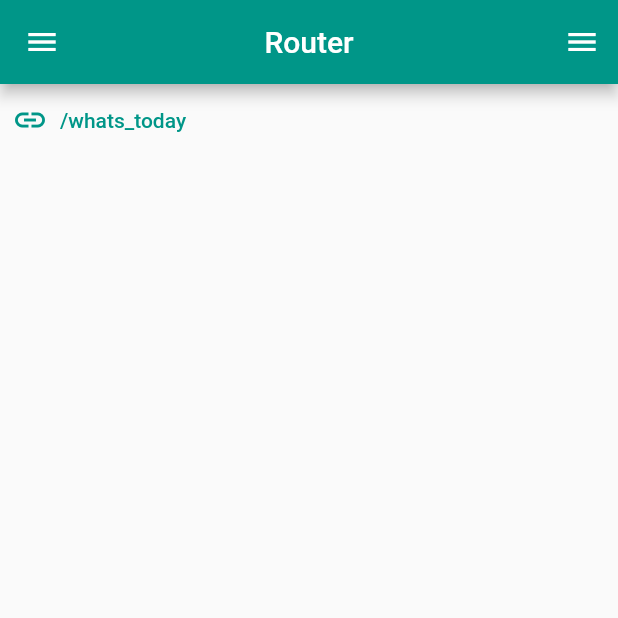
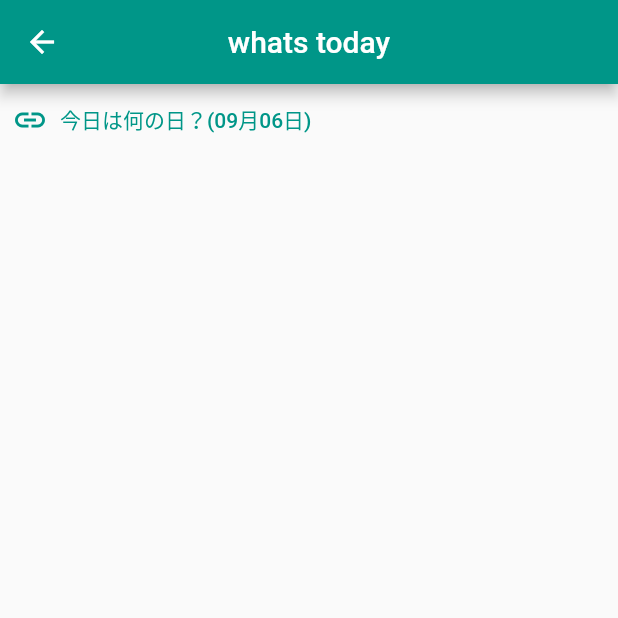
Before and after one commit to RuiOkazaki/flutter_practice_introduction, a Flutter app: the screen it shows after launch, after a tap on "/whats_today", on a phone screen of 412 x 824 dp, the top half of it. Run offline on Flutter 3.47's test engine with Material 2 defaults, Android fonts, the phone set to English and light mode, and no system bars.

Commit message:
feat: 今日は何の日かを知れるページ

```diff
--- a/lib/main.dart
+++ b/lib/main.dart
@@ -1,5 +1,6 @@
 import 'package:flutter/material.dart';
 import 'package:flutter_practice_introduction/pages/my_home_page.dart';
+import 'package:flutter_practice_introduction/pages/whats_today.dart';
 
 void main() {
   runApp(const MyApp());
@@ -18,6 +19,7 @@ class MyApp extends StatelessWidget {
       initialRoute: '/',
       routes: <String, WidgetBuilder>{
         '/': (BuildContext context) => const MyHomePage(),
+        '/whats_today': (BuildContext context) => const WhatsToday(),
       },
     );
   }
--- /dev/null
+++ b/lib/pages/whats_today.dart
@@ -0,0 +1,36 @@
+import 'package:flutter/material.dart';
+import 'package:flutter_practice_introduction/components/header.dart';
+import 'package:url_launcher/url_launcher.dart';
+import 'package:intl/intl.dart';
+
+class WhatsToday extends StatefulWidget {
+  const WhatsToday({super.key});
+
+  @override
+  State<WhatsToday> createState() => _WhatsTodayState();
+}
+
+DateTime now = DateTime.now();
+DateFormat outputFormat = DateFormat('MM月dd日');
+String date = outputFormat.format(now);
+
+final Uri _url = Uri.parse('https://www.google.com/search?q=$date+何の日');
+
+class _WhatsTodayState extends State<WhatsToday> {
+  @override
+  Widget build(BuildContext context) {
+    return Scaffold(
+      appBar: genHeader("whats today"),
+      body: TextButton.icon(
+          onPressed: _lanchUrl,
+          icon: const Icon(Icons.link),
+          label: Text('今日は何の日？($date)')),
+    );
+  }
+
+  Future<void> _lanchUrl() async {
+    if (!await launchUrl(_url)) {
+      throw 'Could not launch $_url';
+    }
+  }
+}
```
